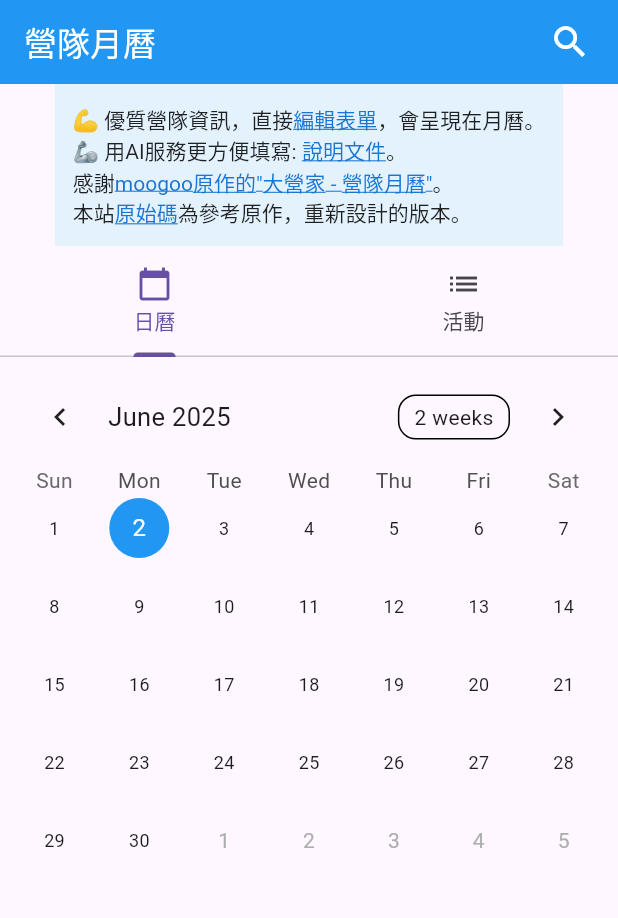
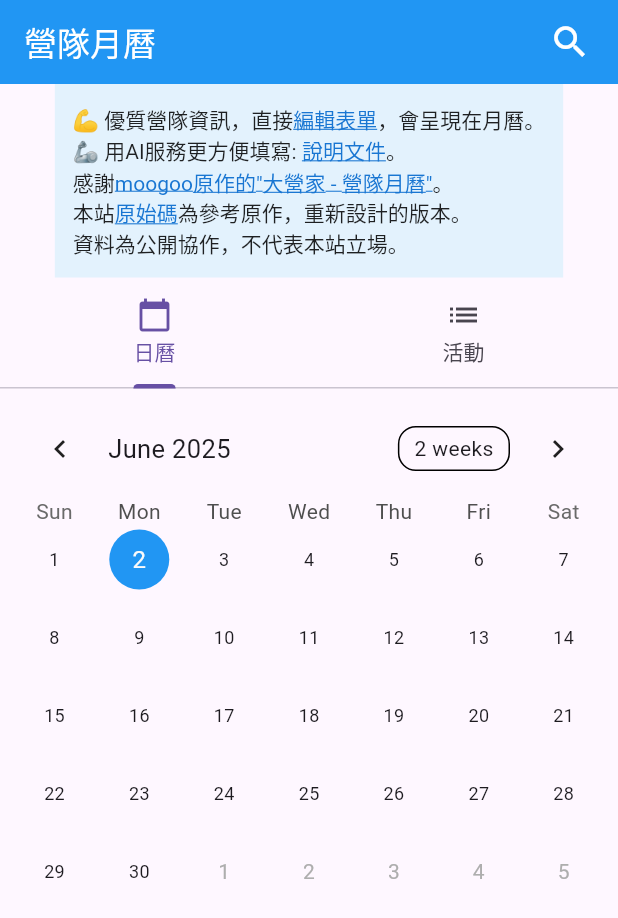
Before and after one commit to bestian/flutter_calendar_app, a Flutter app: the screen it shows after launch, on a phone screen of 412 x 824 dp. Shown: the top 918 px of the screen. Run offline on Flutter 3.47's test engine with Material 3 defaults, Android fonts, the light colour scheme and no system bars; drawn by our look-alikes of table_calendar; our stand-ins replace csv; missing offline and left inert: dart:html; network calls fail.

Commit message:
Update banner_widget.dart

```diff
--- a/lib/widgets/banner_widget.dart
+++ b/lib/widgets/banner_widget.dart
@@ -75,7 +75,8 @@ class BannerWidget extends StatelessWidget {
                   );
                 },
             ),
-            TextSpan(text: '為參考原作，重新設計的版本。'),
+            TextSpan(text: '為參考原作，重新設計的版本。\n'),
+            TextSpan(text: '資料為公開協作，不代表本站立場。'),
           ],
         ),
       ),
```
